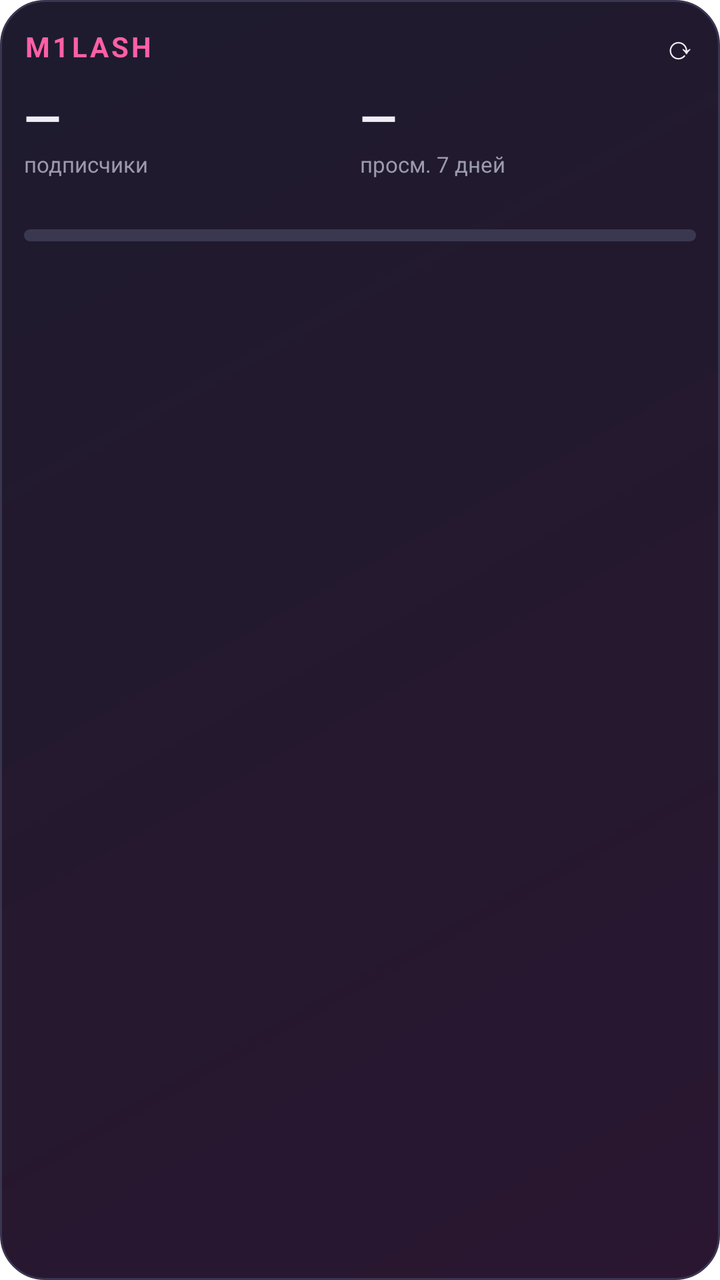
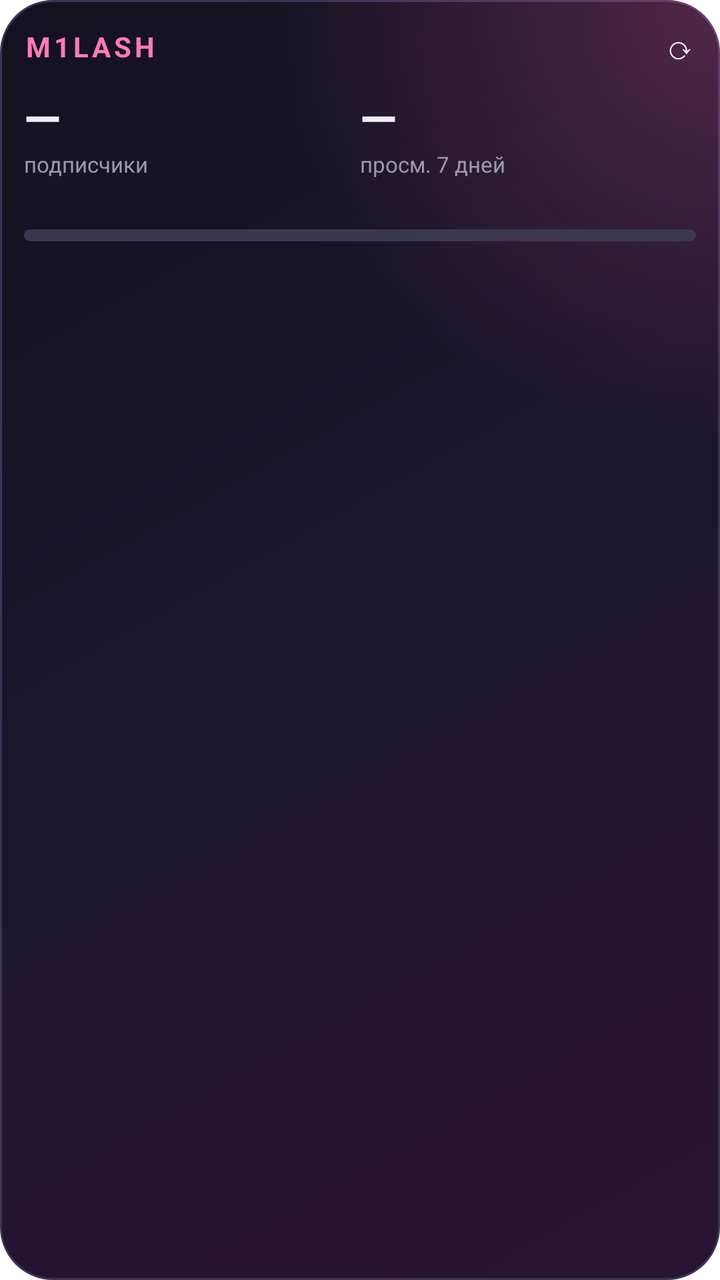

The first picture is an Android layout as it rendered before a commit; the second is the same layout after the commit. The layout source and the unified diff follow.
<!-- AndroidManifest.xml: fallback theme Theme.MaterialComponents.DayNight.NoActionBar -->
<!-- res/layout/widget_s.xml -->
<?xml version="1.0" encoding="utf-8"?>
<LinearLayout xmlns:android="http://schemas.android.com/apk/res/android" android:id="@+id/root"
    android:layout_width="match_parent" android:layout_height="match_parent" android:orientation="vertical"
    android:background="@drawable/bg" android:padding="12dp">
    <LinearLayout android:layout_width="match_parent" android:layout_height="wrap_content" android:orientation="horizontal" android:gravity="center_vertical">
        <TextView android:layout_width="0dp" android:layout_weight="1" android:layout_height="wrap_content" android:text="M1LASH" android:textColor="#FF5FA8" android:textStyle="bold" android:textSize="14sp" android:letterSpacing="0.1"/>
        <TextView android:id="@+id/updated" android:visibility="gone" android:layout_width="wrap_content" android:layout_height="wrap_content" android:textColor="#9C9AB0" android:textSize="11sp" android:text="…"/>
        <TextView android:id="@+id/refresh" android:layout_width="wrap_content" android:layout_height="wrap_content" android:text="  ⟳" android:textColor="#EFEEF6" android:textSize="16sp" android:paddingStart="6dp"/>
    </LinearLayout>
    <LinearLayout android:layout_width="match_parent" android:layout_height="wrap_content" android:orientation="horizontal" android:layout_marginTop="8dp">
        <LinearLayout android:layout_width="0dp" android:layout_weight="1" android:layout_height="wrap_content" android:orientation="vertical">
            <TextView android:id="@+id/subs" android:layout_width="wrap_content" android:layout_height="wrap_content" android:text="—" android:textColor="#EFEEF6" android:textStyle="bold" android:textSize="24sp"/>
            <TextView android:layout_width="wrap_content" android:layout_height="wrap_content" android:text="подписчики" android:textColor="#9C9AB0" android:textSize="11sp"/>
        </LinearLayout>
        <LinearLayout android:layout_width="0dp" android:layout_weight="1" android:layout_height="wrap_content" android:orientation="vertical">
            <TextView android:id="@+id/week" android:layout_width="wrap_content" android:layout_height="wrap_content" android:text="—" android:textColor="#EFEEF6" android:textStyle="bold" android:textSize="24sp"/>
            <TextView android:id="@+id/delta" android:layout_width="wrap_content" android:layout_height="wrap_content" android:text="просм. 7 дней" android:textColor="#9C9AB0" android:textSize="11sp"/>
        </LinearLayout>
        
    </LinearLayout>
    <ImageView android:id="@+id/chart" android:visibility="gone" android:layout_width="match_parent" android:layout_height="44dp" android:layout_marginTop="8dp" android:scaleType="fitXY" android:contentDescription="график"/>
    <TextView android:id="@+id/fresh" android:visibility="gone" android:layout_width="match_parent" android:layout_height="wrap_content" android:layout_marginTop="6dp" android:textColor="#EFEEF6" android:textSize="12sp" android:maxLines="2" android:ellipsize="end"/>
    <LinearLayout android:layout_width="match_parent" android:layout_height="wrap_content" android:orientation="vertical" android:layout_marginTop="6dp">
        <TextView android:id="@+id/ypp" android:layout_width="match_parent" android:layout_height="wrap_content" android:textColor="#F0B54A" android:textSize="12sp" android:maxLines="1" android:ellipsize="end"/>
        <ProgressBar android:id="@+id/ypp_bar" style="@android:style/Widget.ProgressBar.Horizontal" android:layout_width="match_parent" android:layout_height="6dp" android:layout_marginTop="3dp" android:max="1000" android:progress="0" android:progressTint="#FF5FA8" android:progressBackgroundTint="#3A3850"/>
    </LinearLayout>
    <TextView android:id="@+id/top" android:visibility="gone" android:layout_width="match_parent" android:layout_height="wrap_content" android:layout_marginTop="6dp" android:textColor="#EFEEF6" android:textSize="12sp" android:maxLines="1" android:ellipsize="end"/>
    <TextView android:id="@+id/idea" android:visibility="gone" android:layout_width="match_parent" android:layout_height="wrap_content" android:layout_marginTop="3dp" android:textColor="#8FD6FF" android:textSize="12sp" android:maxLines="2" android:ellipsize="end"/>
    <TextView android:id="@+id/total" android:layout_width="wrap_content" android:layout_height="wrap_content" android:visibility="gone"/>
    <TextView android:id="@+id/review" android:layout_width="match_parent" android:layout_height="wrap_content" android:layout_marginTop="6dp" android:textColor="#F0B54A" android:textStyle="bold" android:textSize="13sp" android:visibility="gone"/>
    <TextView android:id="@+id/next" android:visibility="gone" android:layout_width="match_parent" android:layout_height="wrap_content" android:layout_marginTop="6dp" android:textColor="#C9C7D9" android:textSize="12sp" android:maxLines="2" android:text="Загрузка…"/>
</LinearLayout>
<!-- resources referenced by this layout -->
<resources>
  <!-- drawable bg (drawable) -->
  <?xml version="1.0" encoding="utf-8"?>
  <shape xmlns:android="http://schemas.android.com/apk/res/android" android:shape="rectangle">
      <gradient android:angle="315" android:startColor="#1E1B2E" android:endColor="#2A1630" />
      <corners android:radius="22dp" /><stroke android:width="1dp" android:color="#3A3550" />
  </shape>
</resources>

<!-- the commit's change to res/layout/widget_s.xml (unified diff, before → after) -->
@@ -3,7 +3,7 @@
     android:layout_width="match_parent" android:layout_height="match_parent" android:orientation="vertical"
     android:background="@drawable/bg" android:padding="12dp">
     <LinearLayout android:layout_width="match_parent" android:layout_height="wrap_content" android:orientation="horizontal" android:gravity="center_vertical">
-        <TextView android:layout_width="0dp" android:layout_weight="1" android:layout_height="wrap_content" android:text="M1LASH" android:textColor="#FF5FA8" android:textStyle="bold" android:textSize="14sp" android:letterSpacing="0.1"/>
+        <TextView android:layout_width="0dp" android:layout_weight="1" android:layout_height="wrap_content" android:text="M1LASH" android:textColor="#FF7AB8" android:textStyle="bold" android:textSize="14sp" android:letterSpacing="0.12"/>
         <TextView android:id="@+id/updated" android:visibility="gone" android:layout_width="wrap_content" android:layout_height="wrap_content" android:textColor="#9C9AB0" android:textSize="11sp" android:text="…"/>
         <TextView android:id="@+id/refresh" android:layout_width="wrap_content" android:layout_height="wrap_content" android:text="  ⟳" android:textColor="#EFEEF6" android:textSize="16sp" android:paddingStart="6dp"/>
     </LinearLayout>
@@ -24,6 +24,7 @@
         <TextView android:id="@+id/ypp" android:layout_width="match_parent" android:layout_height="wrap_content" android:textColor="#F0B54A" android:textSize="12sp" android:maxLines="1" android:ellipsize="end"/>
         <ProgressBar android:id="@+id/ypp_bar" style="@android:style/Widget.ProgressBar.Horizontal" android:layout_width="match_parent" android:layout_height="6dp" android:layout_marginTop="3dp" android:max="1000" android:progress="0" android:progressTint="#FF5FA8" android:progressBackgroundTint="#3A3850"/>
     </LinearLayout>
+    <TextView android:id="@+id/today" android:visibility="gone" android:layout_width="match_parent" android:layout_height="wrap_content" android:layout_marginTop="6dp" android:textColor="#FFD38A" android:textSize="12sp" android:textStyle="bold" android:maxLines="1" android:ellipsize="end"/>
     <TextView android:id="@+id/top" android:visibility="gone" android:layout_width="match_parent" android:layout_height="wrap_content" android:layout_marginTop="6dp" android:textColor="#EFEEF6" android:textSize="12sp" android:maxLines="1" android:ellipsize="end"/>
     <TextView android:id="@+id/idea" android:visibility="gone" android:layout_width="match_parent" android:layout_height="wrap_content" android:layout_marginTop="3dp" android:textColor="#8FD6FF" android:textSize="12sp" android:maxLines="2" android:ellipsize="end"/>
     <TextView android:id="@+id/total" android:layout_width="wrap_content" android:layout_height="wrap_content" android:visibility="gone"/>
<!-- resource entries referenced after the edit -->
@@ -2,9 +2,13 @@
 <resources>
   <!-- drawable bg (drawable) -->
   <?xml version="1.0" encoding="utf-8"?>
-  <shape xmlns:android="http://schemas.android.com/apk/res/android" android:shape="rectangle">
-      <gradient android:angle="315" android:startColor="#1E1B2E" android:endColor="#2A1630" />
-      <corners android:radius="22dp" /><stroke android:width="1dp" android:color="#3A3550" />
-  </shape>
+  <layer-list xmlns:android="http://schemas.android.com/apk/res/android">
+      <item><shape android:shape="rectangle">
+          <gradient android:angle="315" android:startColor="#14121F" android:centerColor="#1C1530" android:endColor="#2B1433" />
+          <corners android:radius="26dp" /><stroke android:width="1dp" android:color="#3D3358" /></shape></item>
+      <item><shape android:shape="rectangle">
+          <gradient android:type="radial" android:gradientRadius="220dp" android:centerX="1" android:centerY="0" android:startColor="#40FF5FA8" android:endColor="#00FF5FA8" />
+          <corners android:radius="26dp" /></shape></item>
+  </layer-list>
 </resources>
 
